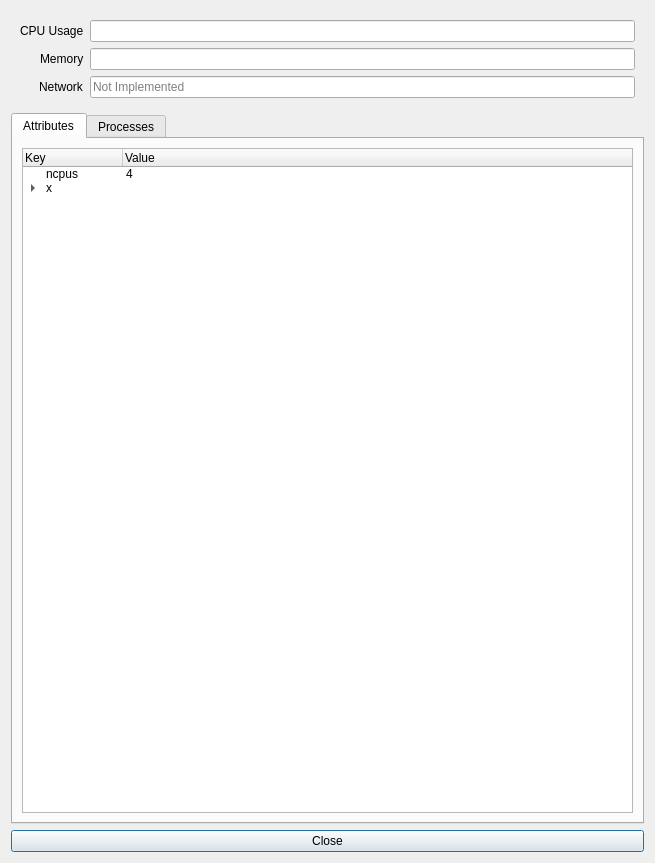
Above: QtDocker/ui/infoContainer.ui from sujiwo/QtDocker before the change. Below: the same form after it.
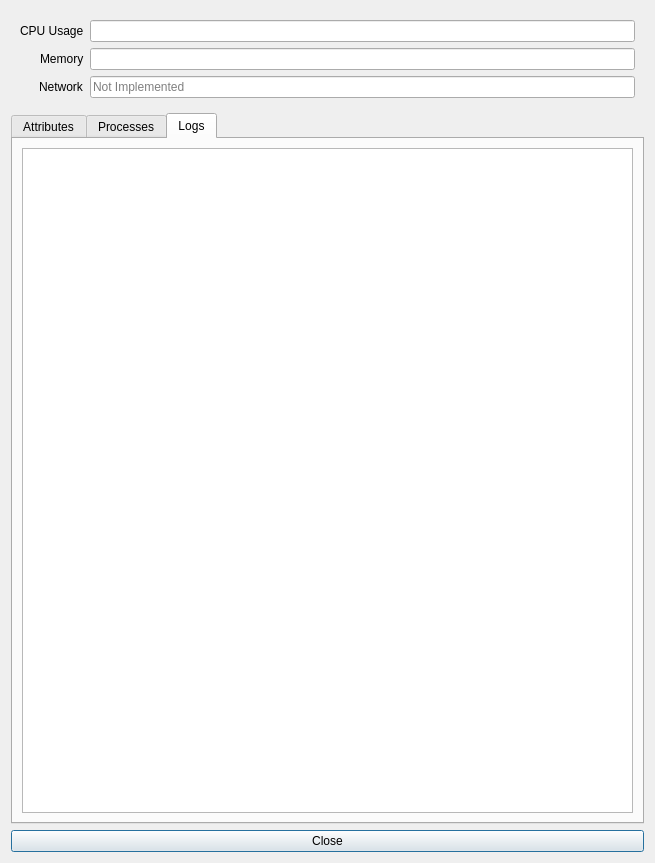
That is the form after the change. The open tabs and pages were chosen to show the change.

```diff
--- a/QtDocker/ui/infoContainer.ui
+++ b/QtDocker/ui/infoContainer.ui
@@ -147,6 +147,20 @@
        </item>
       </layout>
      </widget>
+     <widget class="QWidget" name="tab_3">
+      <attribute name="title">
+       <string>Logs</string>
+      </attribute>
+      <layout class="QVBoxLayout" name="verticalLayout_4">
+       <item>
+        <widget class="QPlainTextEdit" name="logStreamTxt">
+         <property name="readOnly">
+          <bool>true</bool>
+         </property>
+        </widget>
+       </item>
+      </layout>
+     </widget>
     </widget>
    </item>
    <item>
```
